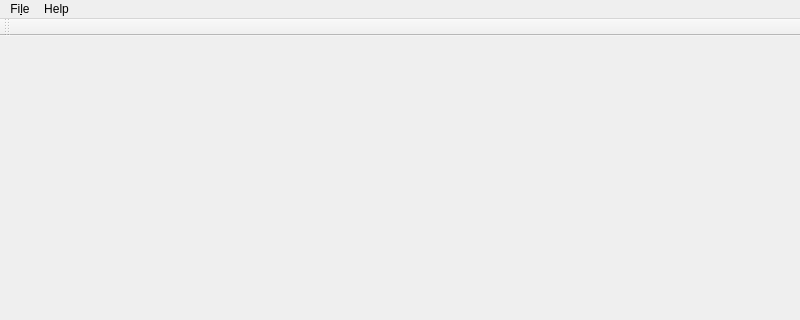
Qt form src/ui/afmainwindow.ui (echmet/AnglerFish) before a commit; both pictures show x 0 to 800 and y 0 to 320 of the 800 by 600 pixel window.
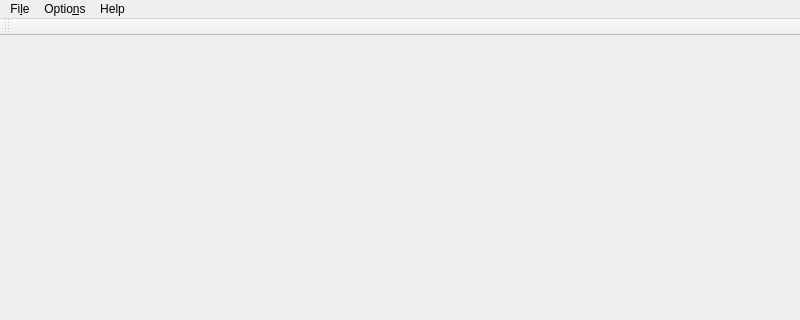
The same form after that commit.

Diff of the .ui file:
```diff
--- a/src/ui/afmainwindow.ui
+++ b/src/ui/afmainwindow.ui
@@ -38,7 +38,14 @@
     </property>
     <addaction name="actionAbout"/>
    </widget>
+   <widget class="QMenu" name="menuOptions">
+    <property name="title">
+     <string>Optio&amp;ns</string>
+    </property>
+    <addaction name="actionIonic_effects_corrections"/>
+   </widget>
    <addaction name="menuFile"/>
+   <addaction name="menuOptions"/>
    <addaction name="menuHelp"/>
   </widget>
   <widget class="QStatusBar" name="statusbar"/>
```
Left out of the diff: 11 changed lines with no effect on the pictures.
